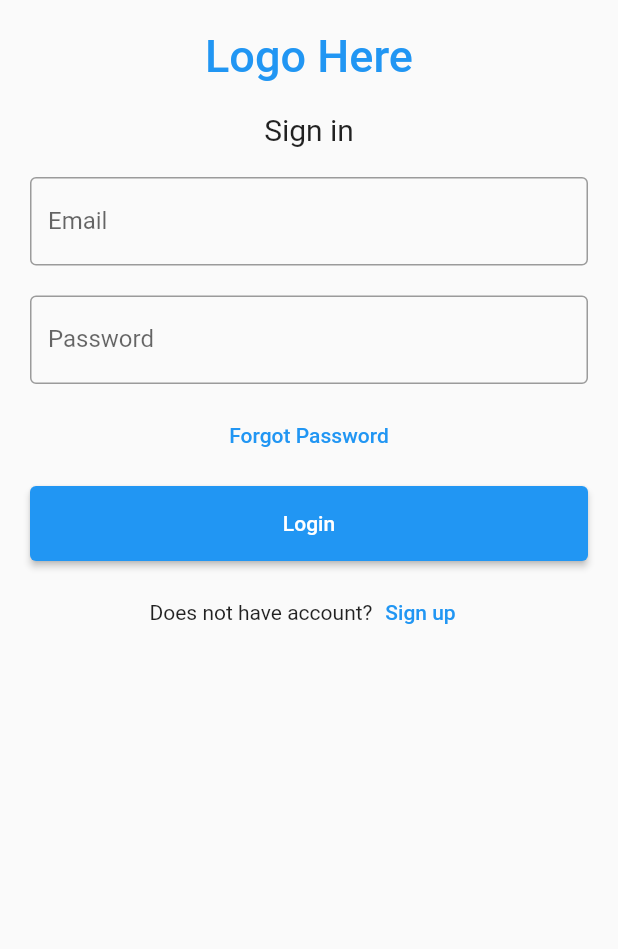
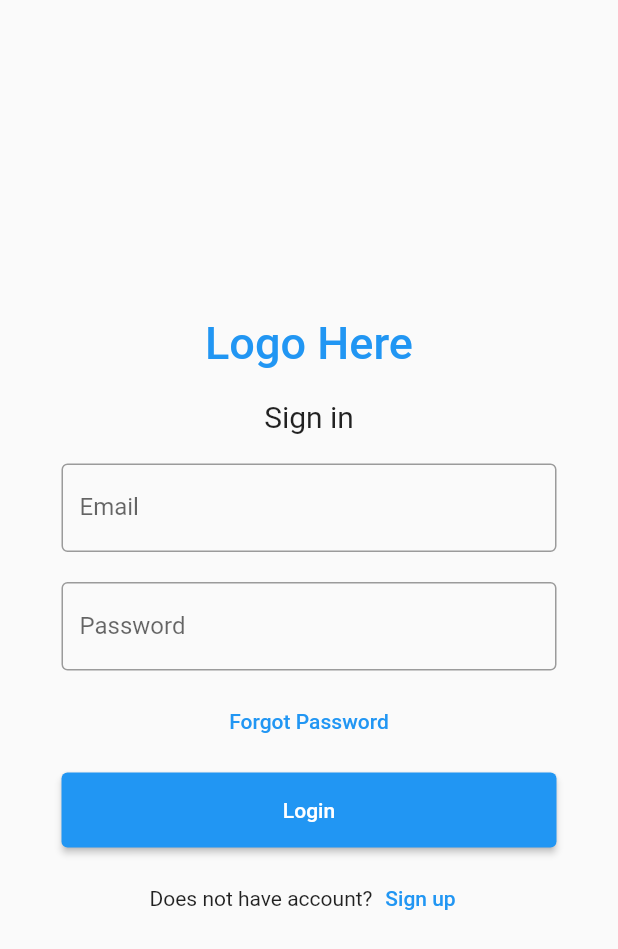
Before and after one commit to hungnm11/flutter_ui_login, a Flutter app: the screen it shows after launch, on a phone screen of 412 x 824 dp. Shown: the top 949 px of the screen. Run offline on Flutter 3.47's test engine with Material 2 defaults, Android fonts, the phone set to English and light mode, and no system bars.

Commit message:
update code

```diff
--- a/lib/main.dart
+++ b/lib/main.dart
@@ -70,7 +70,11 @@ class SignInPage extends StatelessWidget {
   Widget build(BuildContext context) {
     return Padding(
       padding: const EdgeInsets.all(10),
+      child: Center(
+        child: SizedBox(
+          width: 350,
           child: ListView(
+            shrinkWrap: true,
             children: <Widget>[
               Container(
                   alignment: Alignment.center,
@@ -142,6 +146,8 @@ class SignInPage extends StatelessWidget {
               ),
             ],
           ),
+        ),
+      ),
     );
   }
 }
```
Lines whose indentation alone changed are shown as unchanged.
